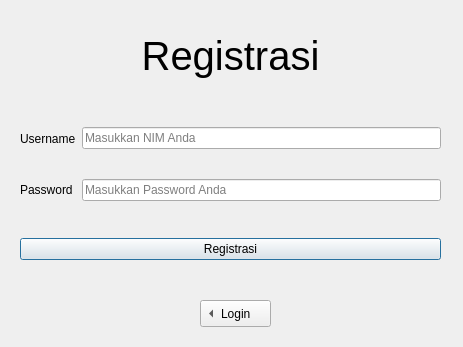
Before: the Qt Designer form KP/regist.ui in LALA09-erha/QtCreator-SystemKp, drawn with Qt 5.
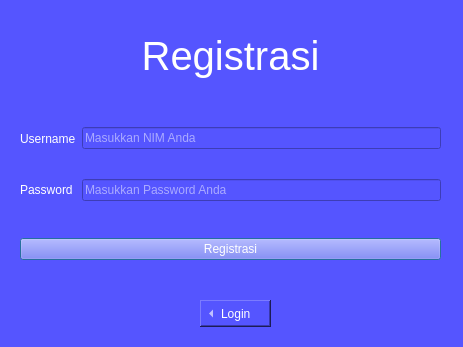
After: the same form once the commit is applied. Icons and pictures are not drawn.

What changed in the file:
```diff
--- a/KP/regist.ui
+++ b/KP/regist.ui
@@ -17,6 +17,9 @@
    <iconset>
     <normaloff>../../../../SteamLibrary/steamapps/Qt/db/login_2019_logo_black.png</normaloff>../../../../SteamLibrary/steamapps/Qt/db/login_2019_logo_black.png</iconset>
   </property>
+  <property name="styleSheet">
+   <string notr="true">background-color: rgb(85, 85, 255);</string>
+  </property>
   <widget class="QWidget" name="layoutWidget">
    <property name="geometry">
     <rect>
@@ -40,6 +43,9 @@
         <pointsize>30</pointsize>
        </font>
       </property>
+      <property name="styleSheet">
+       <string notr="true">color: rgb(255, 255, 255);</string>
+      </property>
       <property name="text">
        <string>Registrasi</string>
       </property>
@@ -63,6 +69,9 @@
             <height>100</height>
            </size>
           </property>
+          <property name="styleSheet">
+           <string notr="true">color: rgb(255, 255, 255);</string>
+          </property>
           <property name="text">
            <string>Username</string>
           </property>
@@ -79,6 +88,9 @@
             <height>100</height>
            </size>
           </property>
+          <property name="styleSheet">
+           <string notr="true">color: rgb(255, 255, 255);</string>
+          </property>
           <property name="text">
            <string>Password</string>
           </property>
@@ -96,6 +108,9 @@
         </property>
         <item>
          <widget class="QLineEdit" name="username">
+          <property name="styleSheet">
+           <string notr="true">color: rgb(255, 255, 255);</string>
+          </property>
           <property name="placeholderText">
            <string>Masukkan NIM Anda</string>
           </property>
@@ -103,6 +118,9 @@
         </item>
         <item>
          <widget class="QLineEdit" name="password">
+          <property name="styleSheet">
+           <string notr="true">color: rgb(255, 255, 255);</string>
+          </property>
           <property name="echoMode">
            <enum>QLineEdit::Password</enum>
           </property>
@@ -117,6 +135,9 @@
     </item>
     <item>
      <widget class="QPushButton" name="regist">
+      <property name="styleSheet">
+       <string notr="true">color: rgb(255, 255, 255);</string>
+      </property>
       <property name="text">
        <string>Registrasi</string>
       </property>
@@ -133,6 +154,9 @@
      <height>27</height>
     </rect>
    </property>
+   <property name="styleSheet">
+    <string notr="true">color: rgb(255, 255, 255);</string>
+   </property>
    <property name="text">
     <string>Login</string>
    </property>
```
